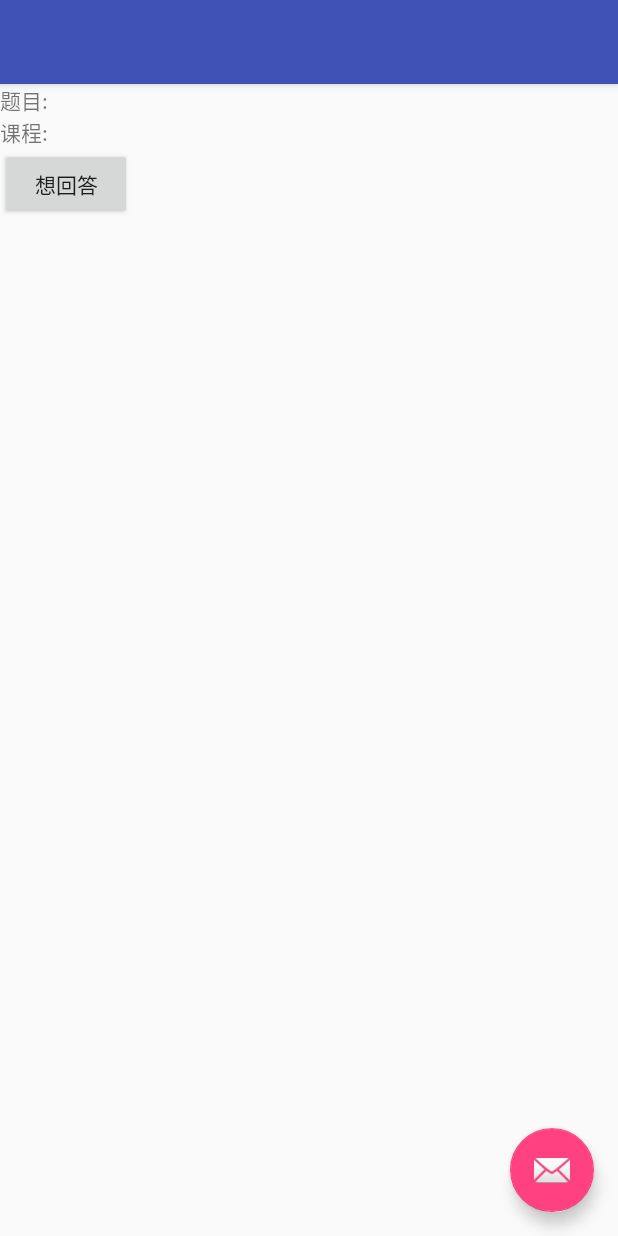
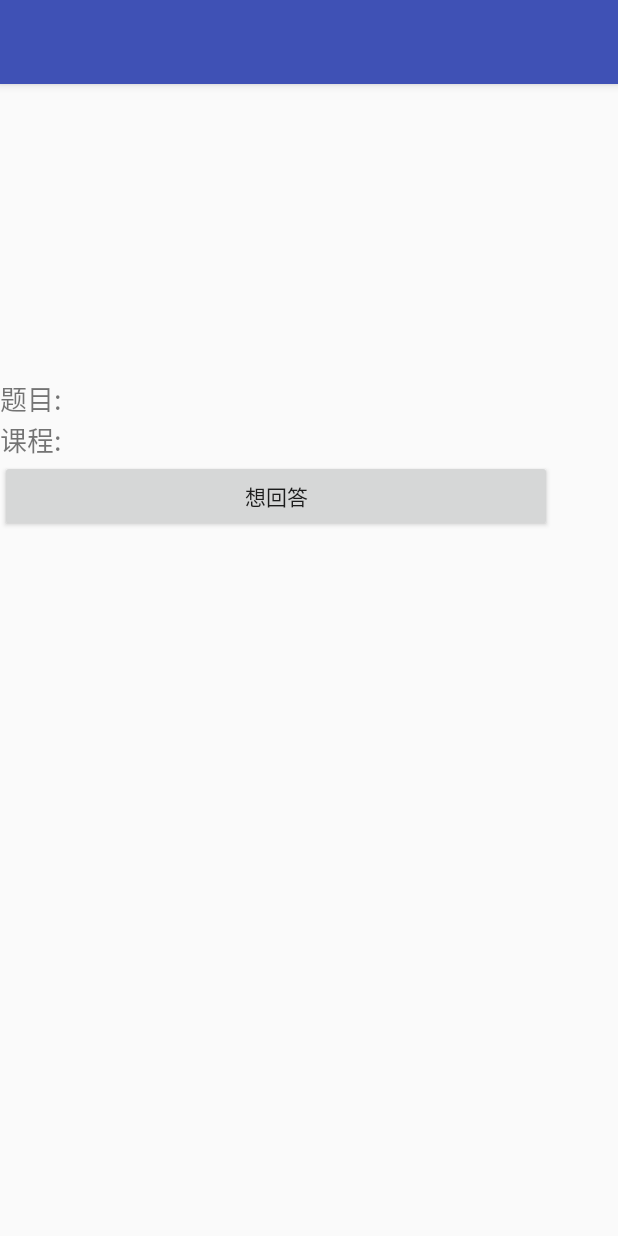
Before and after one commit to chenyang815/QiandaoApp, an Android app: the layout activity_answer_quiz.xml on its own in the app's theme, with its tools: preview values and no code run, on a phone screen of 412 x 824 dp. Run offline under Robolectric (Android 15) with nearby library versions, the phone set to English and light mode, and no system bars; network calls fail.

```diff
--- a/app/src/main/AndroidManifest.xml
+++ b/app/src/main/AndroidManifest.xml
@@ -65,9 +65,7 @@
         <activity android:name=".CourseActivity" />
         <activity android:name=".location.LocationTestActivity" />
 
-        <service
-            android:name="com.baidu.location.f"
-            android:enabled="true" />
+
 
         <activity
             android:name=".quiz.AnswerQuizActivity"
--- a/app/src/main/java/cn/edu/glut/glutqiandao/ImportActivity.java
+++ b/app/src/main/java/cn/edu/glut/glutqiandao/ImportActivity.java
@@ -38,7 +38,7 @@ public class ImportActivity extends AppCompatActivity {
 
     static String url="http://202.193.80.58:81/academic/student/studentinfo/studentInfoModifyIndex.do?frombase=0&wantTag=0&groupId=&moduleId=2060";
     static String url3="http://202.193.80.58:81/academic/student/currcourse/currcourse.jsdo?groupId=&moduleId=2000";
-    static String postUrl="http://192.168.0.106:8080/sturegister";
+    static String postUrl="http://192.168.31.135:8080/sturegister";
     static String cookie="";
     static String userid="";
     static String name="";
--- a/app/src/main/java/cn/edu/glut/glutqiandao/LoginActivity.java
+++ b/app/src/main/java/cn/edu/glut/glutqiandao/LoginActivity.java
@@ -41,7 +41,7 @@ public class LoginActivity extends AppCompatActivity  {
     private Button registerbt,loginbt;
     private static boolean state;
     private static Handler handler = new Handler();
-    private static String url="http://192.168.0.106:8080/slogin";
+    private static String url="http://192.168.31.135:8080/slogin";
     static ProgressDialog progressDialog=null;
     private Button locatestBt;
     private boolean isremeberpasswd;
@@ -74,7 +74,7 @@ public class LoginActivity extends AppCompatActivity  {
             SharedPreferences sp=getSharedPreferences("data",MODE_PRIVATE);
             mStusid.setText(sp.getString("sid",""));
             mPasswordView.setText(sp.getString("spasswd",""));
-
+            MApplication.setSid(sp.getString("sid",""));
             new Thread(new LoginThread()).start();
 
         }
@@ -107,6 +107,7 @@ public class LoginActivity extends AppCompatActivity  {
                     SharedPreferences.Editor editor=sp.edit();
                     editor.putString("sid",mStusid.getText().toString());
                     editor.putString("spasswd",mPasswordView.getText().toString());
+                    MApplication.setSid(mStusid.getText().toString());
                     editor.commit();//保存密码
                 }
 
--- a/app/src/main/res/layout/activity_answer_quiz.xml
+++ b/app/src/main/res/layout/activity_answer_quiz.xml
@@ -22,12 +22,5 @@
 
     <include layout="@layout/content_answer_quiz" />
 
-    <android.support.design.widget.FloatingActionButton
-        android:id="@+id/fab"
-        android:layout_width="wrap_content"
-        android:layout_height="wrap_content"
-        android:layout_gravity="bottom|end"
-        android:layout_margin="@dimen/fab_margin"
-        app:srcCompat="@android:drawable/ic_dialog_email" />
 
 </android.support.design.widget.CoordinatorLayout>
--- a/app/src/main/res/layout/activity_course.xml
+++ b/app/src/main/res/layout/activity_course.xml
@@ -110,14 +110,14 @@
 
         <Button
             android:id="@+id/get_location"
-            android:layout_width="wrap_content"
+            android:layout_width="match_parent"
             android:layout_height="wrap_content"
             android:layout_gravity="center"
             android:text="获取定位" />
 
         <Button
             android:id="@+id/buttonqq"
-            android:layout_width="wrap_content"
+            android:layout_width="match_parent"
             android:layout_height="wrap_content"
             android:layout_gravity="center"
             android:text="签到" />
--- a/app/src/main/res/layout/content_answer_quiz.xml
+++ b/app/src/main/res/layout/content_answer_quiz.xml
@@ -13,16 +13,22 @@
         android:layout_height="495dp"
         android:orientation="vertical"
         tools:layout_editor_absoluteY="8dp"
-        tools:layout_editor_absoluteX="8dp">
+        tools:layout_editor_absoluteX="8dp"
+        android:gravity="center"
+        >
+
 
     <LinearLayout
         android:layout_width="match_parent"
         android:layout_height="wrap_content"
+        android:gravity="center_vertical"
         >
+
         <TextView
+            android:layout_width="wrap_content"
+            android:layout_height="wrap_content"
             android:text="题目:"
-        android:layout_width="wrap_content"
-        android:layout_height="wrap_content" />
+            android:textSize="18sp" />
 
         <TextView
             android:id="@+id/title"
@@ -34,11 +40,15 @@
         android:layout_width="368dp"
         android:layout_height="wrap_content"
         tools:layout_editor_absoluteY="0dp"
-        tools:layout_editor_absoluteX="8dp">
+        tools:layout_editor_absoluteX="8dp"
+
+        >
+
         <TextView
+            android:layout_width="wrap_content"
+            android:layout_height="wrap_content"
             android:text="课程:"
-        android:layout_width="wrap_content"
-        android:layout_height="wrap_content" />
+            android:textSize="18sp" />
 
         <TextView
             android:id="@+id/course"
@@ -48,8 +58,10 @@
 
         <Button
             android:id="@+id/answerbt"
-            android:text="想回答"
-            android:layout_width="wrap_content"
-            android:layout_height="wrap_content" />
+            android:layout_width="match_parent"
+            android:layout_height="wrap_content"
+            android:text="想回答" />
+
+
     </LinearLayout>
 </android.support.constraint.ConstraintLayout>
```
Also changed, not shown: app/src/main/java/cn/edu/glut/glutqiandao/MApplication.java (+22 -1 lines), app/src/main/java/cn/edu/glut/glutqiandao/MainActivity.java (+6 -1 lines), app/src/main/java/cn/edu/glut/glutqiandao/quiz/AnswerQuizActivity.java (+122 -16 lines). Lines whose indentation alone changed are shown as unchanged.
